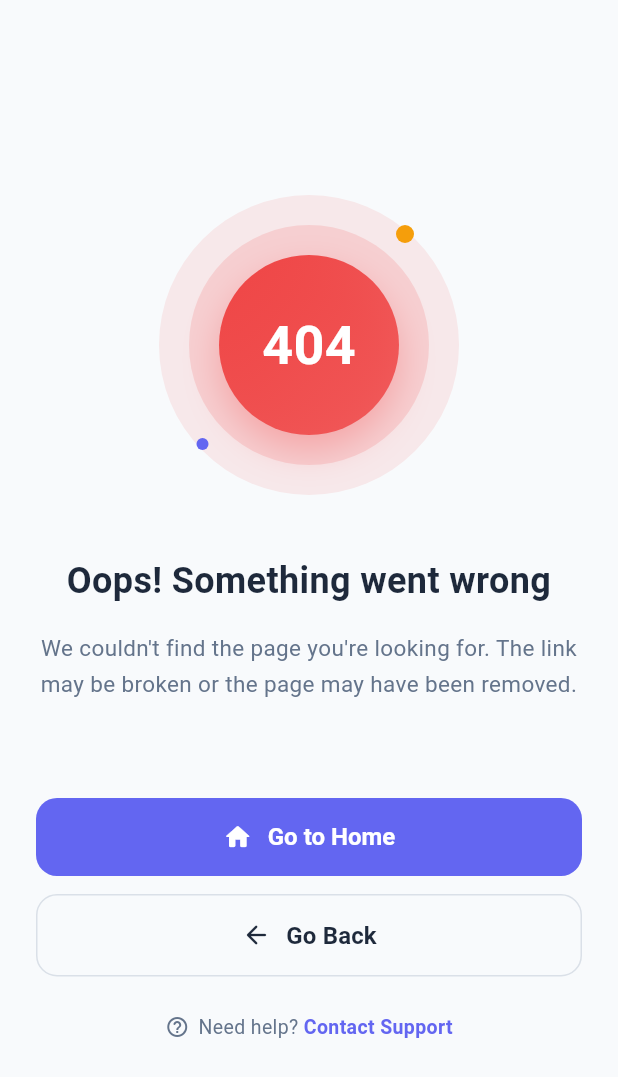
After one commit to The-IK11/Deep-Linking-Phase1, a Flutter app: the ErrorScreen screen opened directly, on a phone screen of 412 x 824 dp. The commit adds this screen. Shown: the top 1077 px of the screen. Run offline on Flutter 3.47's test engine with Material 3 defaults, Android fonts, the phone set to English and light mode, and no system bars; our stand-ins replace app_links, go_router.

Commit message:
Add app_links and go_router dependencies; implement error handling UI and update platform configurations

```diff
--- /dev/null
+++ b/lib/helper/error_screen.dart
@@ -0,0 +1,301 @@
+import 'package:flutter/material.dart';
+import '../core/theme/app_theme.dart';
+
+class ErrorScreen extends StatelessWidget {
+  final Exception? error;
+
+  const ErrorScreen({super.key, this.error});
+
+  @override
+  Widget build(BuildContext context) {
+    return Scaffold(
+      backgroundColor: AppColors.background,
+      body: SafeArea(
+        child: Padding(
+          padding: const EdgeInsets.all(24),
+          child: Column(
+            mainAxisAlignment: MainAxisAlignment.center,
+            children: [
+              // Error Illustration
+              _buildErrorIllustration(),
+              const SizedBox(height: 40),
+
+              // Error Title
+              const Text(
+                'Oops! Something went wrong',
+                style: TextStyle(
+                  fontSize: 24,
+                  fontWeight: FontWeight.bold,
+                  color: AppColors.textPrimary,
+                ),
+                textAlign: TextAlign.center,
+              ),
+              const SizedBox(height: 16),
+
+              // Error Description
+              Text(
+                'We couldn\'t find the page you\'re looking for. The link may be broken or the page may have been removed.',
+                style: TextStyle(
+                  fontSize: 15,
+                  color: AppColors.textSecondary,
+                  height: 1.6,
+                ),
+                textAlign: TextAlign.center,
+              ),
+              const SizedBox(height: 24),
+
+              // Error Details (if available)
+              if (error != null) _buildErrorDetails(),
+
+              const SizedBox(height: 40),
+
+              // Action Buttons
+              _buildActionButtons(context),
+            ],
+          ),
+        ),
+      ),
+    );
+  }
+
+  Widget _buildErrorIllustration() {
+    return Container(
+      width: 200,
+      height: 200,
+      decoration: BoxDecoration(
+        color: AppColors.error.withValues(alpha: 0.1),
+        shape: BoxShape.circle,
+      ),
+      child: Stack(
+        alignment: Alignment.center,
+        children: [
+          // Outer ring
+          Container(
+            width: 160,
+            height: 160,
+            decoration: BoxDecoration(
+              color: AppColors.error.withValues(alpha: 0.15),
+              shape: BoxShape.circle,
+            ),
+          ),
+          // Inner circle
+          Container(
+            width: 120,
+            height: 120,
+            decoration: BoxDecoration(
+              gradient: LinearGradient(
+                colors: [
+                  AppColors.error,
+                  AppColors.error.withValues(alpha: 0.8),
+                ],
+                begin: Alignment.topLeft,
+                end: Alignment.bottomRight,
+              ),
+              shape: BoxShape.circle,
+              boxShadow: [
+                BoxShadow(
+                  color: AppColors.error.withValues(alpha: 0.3),
+                  blurRadius: 20,
+                  offset: const Offset(0, 10),
+                ),
+              ],
+            ),
+            child: const Center(
+              child: Text(
+                '404',
+                style: TextStyle(
+                  fontSize: 36,
+                  fontWeight: FontWeight.bold,
+                  color: Colors.white,
+                ),
+              ),
+            ),
+          ),
+          // Decorative elements
+          Positioned(
+            top: 20,
+            right: 30,
+            child: Container(
+              width: 12,
+              height: 12,
+              decoration: BoxDecoration(
+                color: AppColors.warning,
+                shape: BoxShape.circle,
+              ),
+            ),
+          ),
+          Positioned(
+            bottom: 30,
+            left: 25,
+            child: Container(
+              width: 8,
+              height: 8,
+              decoration: BoxDecoration(
+                color: AppColors.primary,
+                shape: BoxShape.circle,
+              ),
+            ),
+          ),
+        ],
+      ),
+    );
+  }
+
+  Widget _buildErrorDetails() {
+    return Container(
+      width: double.infinity,
+      padding: const EdgeInsets.all(16),
+      decoration: BoxDecoration(
+        color: AppColors.error.withValues(alpha: 0.05),
+        borderRadius: BorderRadius.circular(12),
+        border: Border.all(
+          color: AppColors.error.withValues(alpha: 0.2),
+        ),
+      ),
+      child: Column(
+        crossAxisAlignment: CrossAxisAlignment.start,
+        children: [
+          Row(
+            children: [
+              Icon(
+                Icons.error_outline_rounded,
+                color: AppColors.error,
+                size: 18,
+              ),
+              const SizedBox(width: 8),
+              Text(
+                'Error Details',
+                style: TextStyle(
+                  fontSize: 13,
+                  fontWeight: FontWeight.w600,
+                  color: AppColors.error,
+                ),
+              ),
+            ],
+          ),
+          const SizedBox(height: 8),
+          Text(
+            error.toString(),
+            style: TextStyle(
+              fontSize: 12,
+              color: AppColors.textSecondary,
+              fontFamily: 'monospace',
+            ),
+            maxLines: 3,
+            overflow: TextOverflow.ellipsis,
+          ),
+        ],
+      ),
+    );
+  }
+
+  Widget _buildActionButtons(BuildContext context) {
+    return Column(
+      children: [
+        // Go Home Button
+        SizedBox(
+          width: double.infinity,
+          child: ElevatedButton(
+            onPressed: () {
+              Navigator.of(context).pushNamedAndRemoveUntil('/', (route) => false);
+            },
+            style: ElevatedButton.styleFrom(
+              backgroundColor: AppColors.primary,
+              foregroundColor: Colors.white,
+              padding: const EdgeInsets.symmetric(vertical: 16),
+              shape: RoundedRectangleBorder(
+                borderRadius: BorderRadius.circular(14),
+              ),
+              elevation: 0,
+            ),
+            child: const Row(
+              mainAxisAlignment: MainAxisAlignment.center,
+              children: [
+                Icon(Icons.home_rounded, size: 20),
+                SizedBox(width: 10),
+                Text(
+                  'Go to Home',
+                  style: TextStyle(
+                    fontSize: 16,
+                    fontWeight: FontWeight.w600,
+                  ),
+                ),
+              ],
+            ),
+          ),
+        ),
+        const SizedBox(height: 12),
+
+        // Go Back Button
+        SizedBox(
+          width: double.infinity,
+          child: OutlinedButton(
+            onPressed: () {
+              if (Navigator.of(context).canPop()) {
+                Navigator.of(context).pop();
+              } else {
+                Navigator.of(context).pushNamedAndRemoveUntil('/', (route) => false);
+              }
+            },
+            style: OutlinedButton.styleFrom(
+              foregroundColor: AppColors.textPrimary,
+              padding: const EdgeInsets.symmetric(vertical: 16),
+              side: BorderSide(color: AppColors.textLight.withValues(alpha: 0.3)),
+              shape: RoundedRectangleBorder(
+                borderRadius: BorderRadius.circular(14),
+              ),
+            ),
+            child: const Row(
+              mainAxisAlignment: MainAxisAlignment.center,
+              children: [
+                Icon(Icons.arrow_back_rounded, size: 20),
+                SizedBox(width: 10),
+                Text(
+                  'Go Back',
+                  style: TextStyle(
+                    fontSize: 16,
+                    fontWeight: FontWeight.w600,
+                  ),
+                ),
+              ],
+            ),
+          ),
+        ),
+        const SizedBox(height: 24),
+
+        // Help Text
+        Row(
+          mainAxisAlignment: MainAxisAlignment.center,
+          children: [
+            Icon(
+              Icons.help_outline_rounded,
+              size: 16,
+              color: AppColors.textSecondary,
+            ),
+            const SizedBox(width: 6),
+            Text(
+              'Need help? ',
+              style: TextStyle(
+                fontSize: 13,
+                color: AppColors.textSecondary,
+              ),
+            ),
+            GestureDetector(
+              onTap: () {
+                // Navigate to support/contact page
+              },
+              child: Text(
+                'Contact Support',
+                style: TextStyle(
+                  fontSize: 13,
+                  color: AppColors.primary,
+                  fontWeight: FontWeight.w600,
+                ),
+              ),
+            ),
+          ],
+        ),
+      ],
+    );
+  }
+}
--- a/lib/main.dart
+++ b/lib/main.dart
@@ -1,14 +1,72 @@
+
+import 'package:deep_linking_test/core/router/app_router.dart';
+import 'package:deep_linking_test/core/widgets/common_widgets.dart';
+import 'package:deep_linking_test/helper/error_screen.dart';
+import 'package:deep_linking_test/screens/home/home_screen.dart';
+import 'package:deep_linking_test/screens/product/product_details_screen.dart';
+import 'package:deep_linking_test/screens/settings/settings_screen.dart';
+import 'core/theme/app_theme.dart';
+import 'package:go_router/go_router.dart';
+import 'package:app_links/app_links.dart';
 import 'package:flutter/material.dart';
-import 'core/theme/app_theme.dart';
-import 'core/router/app_router.dart';
-import 'screens/home/home_screen.dart';
 
 void main() {
   runApp(const MainApp());
 }
 
-class MainApp extends StatelessWidget {
+// class MainApp extends StatelessWidget {
+//   const MainApp({super.key});
+
+//   @override
+//   Widget build(BuildContext context) {
+
+//     return MaterialApp(
+//       title: 'Deep Linking Demo',
+//       debugShowCheckedModeBanner: false,
+//       theme: AppTheme.lightTheme,
+//       home: const HomeScreen(),
+//       onGenerateRoute: AppRouter.generateRoute,
+//     );
+//   }
+// }
+
+class MainApp extends StatefulWidget{
   const MainApp({super.key});
+
+  @override
+  State<MainApp>createState()=>_MainAppState();
+}
+
+class _MainAppState extends State<MainApp>{
+
+
+late final GoRouter _router;
+
+//late final DeepLinkHandler _deepLinkHandler;
+
+ @override
+  void initState() {
+    super.initState();
+    _router = _createRouter();
+    // _deepLinkHandler = DeepLinkHandler(_router);
+    // _deepLinkHandler.initDeepLinks();
+  }
+
+  GoRouter _createRouter() {
+    return GoRouter(
+      initialLocation: AppRouter.home,
+      routes: [
+
+      GoRoute(path: AppRouter.home, builder: (context, state) => const HomeScreen()),
+      GoRoute(path: AppRouter.product, builder: (context, state) {
+        final productId = 'PROD001';
+        return ProductDetailsScreen(productId: productId);
+      }),
+       GoRoute(path: AppRouter.settings, builder: (context, state) => const SettingsScreen()),
+     ],
+
+     errorBuilder: (context, state) => ErrorScreen(error: state.error),
+     );}
 
   @override
   Widget build(BuildContext context) {
--- a/pubspec.yaml
+++ b/pubspec.yaml
@@ -7,8 +7,10 @@ environment:
   sdk: ^3.9.2
 
 dependencies:
+  app_links: ^7.0.0
   flutter:
     sdk: flutter
+  go_router: ^17.1.0
 
 dev_dependencies:
   flutter_test:
```
Also changed, not shown: pubspec.lock, 11 other files.
